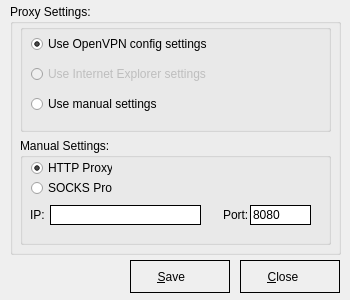
This is proxysettings.ui in Securepoint/openvpn-client as Qt 5 draws it before an edit. The edited form follows.
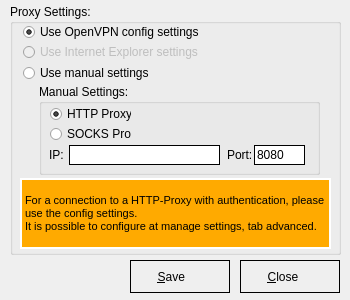
This is the edited form. Icons and pictures are not drawn.

The edit to the form file:
```diff
--- a/proxysettings.ui
+++ b/proxysettings.ui
@@ -47,71 +47,14 @@
    <property name="title">
     <string>Proxy Settings:</string>
    </property>
-   <widget class="QWidget" name="verticalLayoutWidget">
-    <property name="geometry">
-     <rect>
-      <x>10</x>
-      <y>20</y>
-      <width>311</width>
-      <height>221</height>
-     </rect>
-    </property>
-    <layout class="QVBoxLayout" name="verticalLayout">
-     <item>
-      <widget class="QGroupBox" name="groupBox_3">
-       <property name="title">
-        <string/>
-       </property>
-       <widget class="QRadioButton" name="rbUseConfig">
-        <property name="geometry">
-         <rect>
-          <x>10</x>
-          <y>10</y>
-          <width>291</width>
-          <height>19</height>
-         </rect>
-        </property>
-        <property name="styleSheet">
-         <string notr="true">QRadioButton { 
-spacing: 5px;
-}
-
-QRadioButton::indicator {
-width: 13px;
-height: 13px;
-}
-
-QRadioButton::indicator::unchecked:enabled {
-image: url(:/images/styles/radiobutton_unchecked.png);
-}
-
-QRadioButton::indicator::checked:enabled {
-image: url(:/images/styles/radiobutton_checked.png);
-}
-
-QRadioButton::indicator::unchecked:disabled {
-image: url(:/images/styles/radiobutton_unchecked_dis.png);
-}
-
-QRadioButton::indicator::checked:disabled {
-image: url(:/images/styles/radiobutton_checked_dis.png);
-}</string>
-        </property>
-        <property name="text">
-         <string>Use OpenVPN config settings</string>
-        </property>
-        <property name="checked">
-         <bool>true</bool>
-        </property>
-       </widget>
        <widget class="QRadioButton" name="rbUseIE">
         <property name="enabled">
          <bool>false</bool>
         </property>
         <property name="geometry">
          <rect>
-          <x>10</x>
-          <y>40</y>
+      <x>12</x>
+      <y>38</y>
           <width>281</width>
           <height>19</height>
          </rect>
@@ -146,11 +89,53 @@
          <string>Use Internet Explorer settings</string>
         </property>
        </widget>
+   <widget class="QRadioButton" name="rbUseConfig">
+    <property name="geometry">
+     <rect>
+      <x>12</x>
+      <y>18</y>
+      <width>291</width>
+      <height>19</height>
+     </rect>
+    </property>
+    <property name="styleSheet">
+     <string notr="true">QRadioButton { 
+spacing: 5px;
+}
+
+QRadioButton::indicator {
+width: 13px;
+height: 13px;
+}
+
+QRadioButton::indicator::unchecked:enabled {
+image: url(:/images/styles/radiobutton_unchecked.png);
+}
+
+QRadioButton::indicator::checked:enabled {
+image: url(:/images/styles/radiobutton_checked.png);
+}
+
+QRadioButton::indicator::unchecked:disabled {
+image: url(:/images/styles/radiobutton_unchecked_dis.png);
+}
+
+QRadioButton::indicator::checked:disabled {
+image: url(:/images/styles/radiobutton_checked_dis.png);
+}</string>
+    </property>
+    <property name="text">
+     <string>Use OpenVPN config settings</string>
+    </property>
+    <property name="checked">
+     <bool>true</bool>
+    </property>
+   </widget>
        <widget class="QRadioButton" name="rbUseManual">
         <property name="geometry">
          <rect>
-          <x>10</x>
-          <y>70</y>
+      <x>12</x>
+      <y>59</y>
           <width>281</width>
           <height>19</height>
          </rect>
@@ -185,10 +170,15 @@
          <string>Use manual settings</string>
         </property>
        </widget>
-      </widget>
-     </item>
-     <item>
       <widget class="QGroupBox" name="groupBox">
+    <property name="geometry">
+     <rect>
+      <x>29</x>
+      <y>80</y>
+      <width>281</width>
+      <height>91</height>
+     </rect>
+    </property>
        <property name="title">
         <string>Manual Settings:</string>
        </property>
@@ -196,7 +186,7 @@
         <property name="geometry">
          <rect>
           <x>10</x>
-          <y>69</y>
+       <y>63</y>
           <width>21</width>
           <height>16</height>
          </rect>
@@ -209,7 +199,7 @@
         <property name="geometry">
          <rect>
           <x>30</x>
-          <y>67</y>
+       <y>61</y>
           <width>151</width>
           <height>20</height>
          </rect>
@@ -223,8 +213,8 @@
        <widget class="QLabel" name="label_2">
         <property name="geometry">
          <rect>
-          <x>203</x>
-          <y>67</y>
+       <x>188</x>
+       <y>61</y>
           <width>31</width>
           <height>20</height>
          </rect>
@@ -236,9 +226,9 @@
        <widget class="QLineEdit" name="txtProxyPort">
         <property name="geometry">
          <rect>
-          <x>230</x>
-          <y>67</y>
-          <width>61</width>
+       <x>215</x>
+       <y>61</y>
+       <width>51</width>
           <height>20</height>
          </rect>
         </property>
@@ -333,8 +323,30 @@
         </property>
        </widget>
       </widget>
-     </item>
-    </layout>
+   <widget class="QLabel" name="label_3">
+    <property name="geometry">
+     <rect>
+      <x>10</x>
+      <y>174</y>
+      <width>311</width>
+      <height>71</height>
+     </rect>
+    </property>
+    <property name="styleSheet">
+     <string notr="true">background-color: rgb(255, 170, 0);
+border: 2px solid #FFFFFF;</string>
+    </property>
+    <property name="text">
+     <string>&lt;!DOCTYPE HTML PUBLIC &quot;-//W3C//DTD HTML 4.0//EN&quot; &quot;http://www.w3.org/TR/REC-html40/strict.dtd&quot;&gt;
+&lt;html&gt;&lt;head&gt;&lt;meta name=&quot;qrichtext&quot; content=&quot;1&quot; /&gt;&lt;style type=&quot;text/css&quot;&gt;
+p, li { white-space: pre-wrap; }
+&lt;/style&gt;&lt;/head&gt;&lt;body style=&quot; font-family:'MS Shell Dlg 2'; font-size:8.25pt; font-weight:400; font-style:normal;&quot;&gt;
+&lt;p style=&quot; margin-top:0px; margin-bottom:0px; margin-left:0px; margin-right:0px; -qt-block-indent:0; text-indent:0px;&quot;&gt;&lt;span style=&quot; font-size:8pt;&quot;&gt;For a connection to a HTTP-Proxy with authentication, please use the config settings.&lt;/span&gt;&lt;/p&gt;
+&lt;p style=&quot; margin-top:0px; margin-bottom:0px; margin-left:0px; margin-right:0px; -qt-block-indent:0; text-indent:0px;&quot;&gt;&lt;span style=&quot; font-size:8pt;&quot;&gt;It is possible to configure at manage settings, tab advanced.&lt;/span&gt;&lt;/p&gt;&lt;/body&gt;&lt;/html&gt;</string>
+    </property>
+    <property name="wordWrap">
+     <bool>true</bool>
+    </property>
    </widget>
   </widget>
   <widget class="QPushButton" name="cmdSave">
```
Lines whose indentation alone changed are shown as unchanged.
